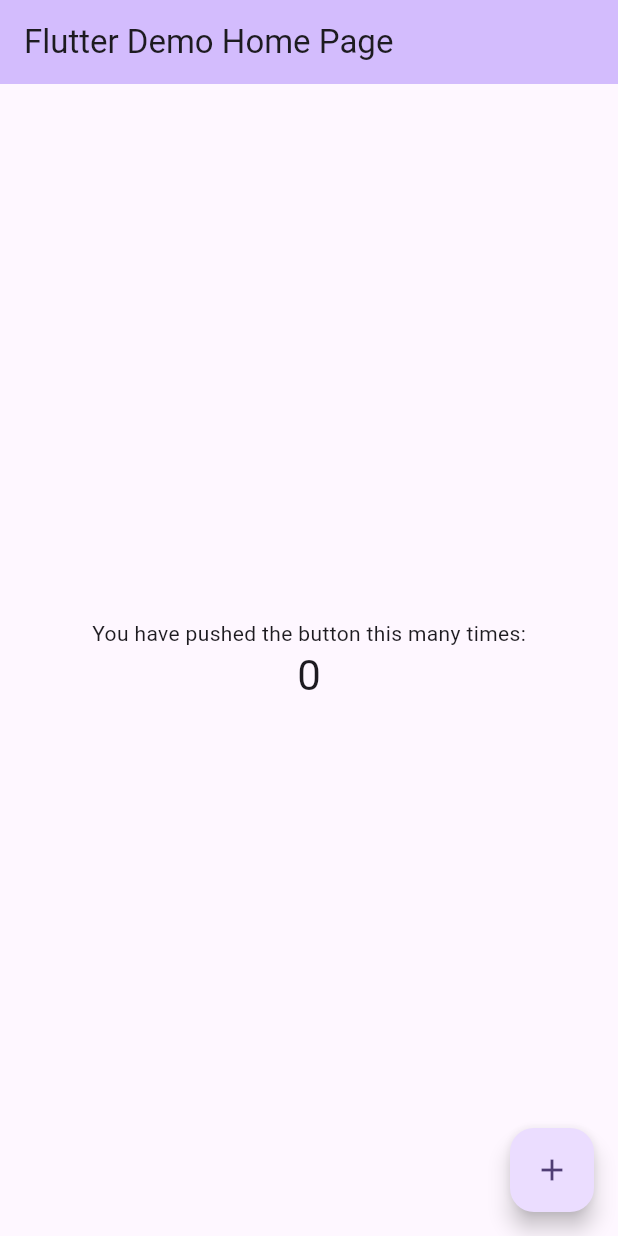
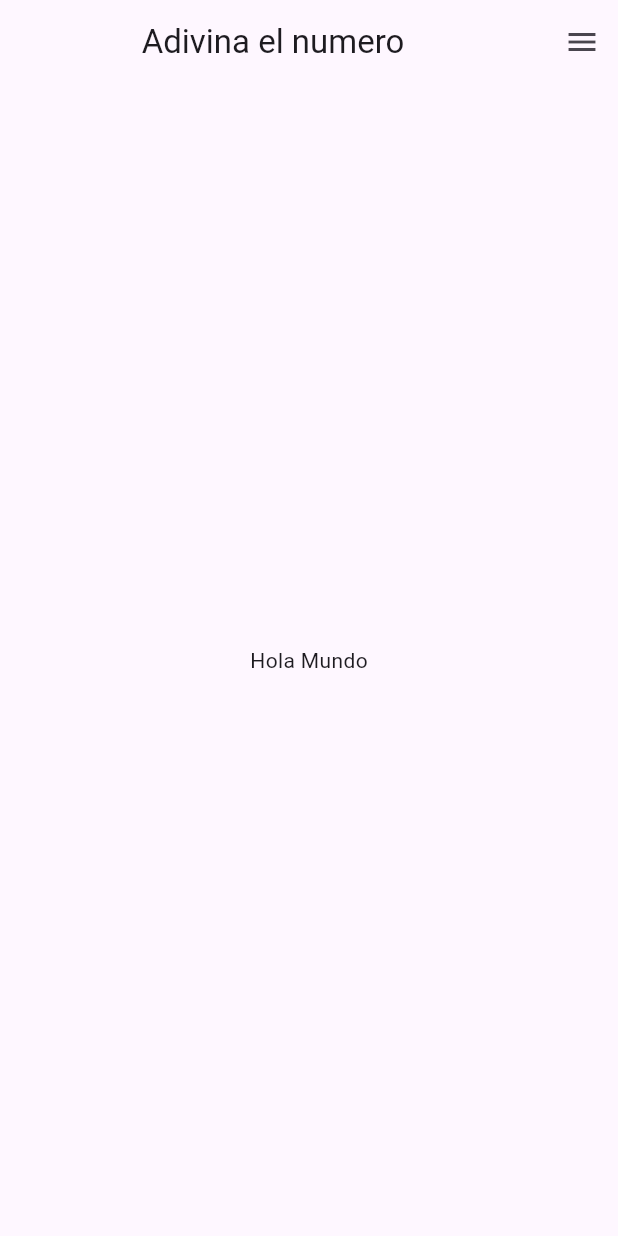
Before and after one commit to jean02dev/AdivinaElNumeroDesafio, a Flutter app: the screen it shows after launch, on a phone screen of 412 x 824 dp. Run offline on Flutter 3.47's test engine with Material 3 defaults, Android fonts, the light colour scheme and no system bars.

Commit message:
agregar vista inicial del juego

```diff
--- a/lib/main.dart
+++ b/lib/main.dart
@@ -1,4 +1,5 @@
 import 'package:flutter/material.dart';
+import 'package:flutter_application_1/presentation/screens/home_screen.dart';
 
 void main() {
   runApp(const MyApp());
@@ -7,119 +8,15 @@
 class MyApp extends StatelessWidget {
   const MyApp({super.key});
 
-  // This widget is the root of your application.
   @override
   Widget build(BuildContext context) {
     return MaterialApp(
-      title: 'Flutter Demo',
+      title: 'Adivina el numero ',
       theme: ThemeData(
-        // This is the theme of your application.
-        //
-        // TRY THIS: Try running your application with "flutter run". You'll see
-        // the application has a purple toolbar. Then, without quitting the app,
-        // try changing the seedColor in the colorScheme below to Colors.green
-        // and then invoke "hot reload" (save your changes or press the "hot
-        // reload" button in a Flutter-supported IDE, or press "r" if you used
-        // the command line to start the app).
-        //
-        // Notice that the counter didn't reset back to zero; the application
-        // state is not lost during the reload. To reset the state, use hot
-        // restart instead.
-        //
-        // This works for code too, not just values: Most code changes can be
-        // tested with just a hot reload.
         colorScheme: ColorScheme.fromSeed(seedColor: Colors.deepPurple),
         useMaterial3: true,
       ),
-      home: const MyHomePage(title: 'Flutter Demo Home Page'),
+      home: const HomeScreen(),
     );
   }
 }
-
-class MyHomePage extends StatefulWidget {
-  const MyHomePage({super.key, required this.title});
-
-  // This widget is the home page of your application. It is stateful, meaning
-  // that it has a State object (defined below) that contains fields that affect
-  // how it looks.
-
-  // This class is the configuration for the state. It holds the values (in this
-  // case the title) provided by the parent (in this case the App widget) and
-  // used by the build method of the State. Fields in a Widget subclass are
-  // always marked "final".
-
-  final String title;
-
-  @override
-  State<MyHomePage> createState() => _MyHomePageState();
-}
-
-class _MyHomePageState extends State<MyHomePage> {
-  int _counter = 0;
-
-  void _incrementCounter() {
-    setState(() {
-      // This call to setState tells the Flutter framework that something has
-      // changed in this State, which causes it to rerun the build method below
-      // so that the display can reflect the updated values. If we changed
-      // _counter without calling setState(), then the build method would not be
-      // called again, and so nothing would appear to happen.
-      _counter++;
-    });
-  }
-
-  @override
-  Widget build(BuildContext context) {
-    // This method is rerun every time setState is called, for instance as done
-    // by the _incrementCounter method above.
-    //
-    // The Flutter framework has been optimized to make rerunning build methods
-    // fast, so that you can just rebuild anything that needs updating rather
-    // than having to individually change instances of widgets.
-    return Scaffold(
-      appBar: AppBar(
-        // TRY THIS: Try changing the color here to a specific color (to
-        // Colors.amber, perhaps?) and trigger a hot reload to see the AppBar
-        // change color while the other colors stay the same.
-        backgroundColor: Theme.of(context).colorScheme.inversePrimary,
-        // Here we take the value from the MyHomePage object that was created by
-        // the App.build method, and use it to set our appbar title.
-        title: Text(widget.title),
-      ),
-      body: Center(
-        // Center is a layout widget. It takes a single child and positions it
-        // in the middle of the parent.
-        child: Column(
-          // Column is also a layout widget. It takes a list of children and
-          // arranges them vertically. By default, it sizes itself to fit its
-          // children horizontally, and tries to be as tall as its parent.
-          //
-          // Column has various properties to control how it sizes itself and
-          // how it positions its children. Here we use mainAxisAlignment to
-          // center the children vertically; the main axis here is the vertical
-          // axis because Columns are vertical (the cross axis would be
-          // horizontal).
-          //
-          // TRY THIS: Invoke "debug painting" (choose the "Toggle Debug Paint"
-          // action in the IDE, or press "p" in the console), to see the
-          // wireframe for each widget.
-          mainAxisAlignment: MainAxisAlignment.center,
-          children: <Widget>[
-            const Text(
-              'You have pushed the button this many times:',
-            ),
-            Text(
-              '$_counter',
-              style: Theme.of(context).textTheme.headlineMedium,
-            ),
-          ],
-        ),
-      ),
-      floatingActionButton: FloatingActionButton(
-        onPressed: _incrementCounter,
-        tooltip: 'Increment',
-        child: const Icon(Icons.add),
-      ), // This trailing comma makes auto-formatting nicer for build methods.
-    );
-  }
-}
--- /dev/null
+++ b/lib/presentation/screens/game_screen.dart
@@ -0,0 +1,18 @@
+import 'package:flutter/material.dart';
+
+class GameScreen extends StatelessWidget {
+  const GameScreen({super.key});
+
+  @override
+  Widget build(BuildContext context) {
+    return const Column(
+      children: [
+        Expanded(
+          child: Center(
+            child: Text('Hola Mundo'),
+          ),
+        )
+      ],
+    );
+  }
+}
--- /dev/null
+++ b/lib/presentation/screens/home_screen.dart
@@ -0,0 +1,22 @@
+import 'package:flutter/material.dart';
+import 'package:flutter_application_1/presentation/screens/game_screen.dart';
+
+class HomeScreen extends StatelessWidget {
+  const HomeScreen({super.key});
+
+  @override
+  Widget build(BuildContext context) {
+    return Scaffold(
+      appBar: AppBar(
+        title: const Center(child: Text('Adivina el numero')),
+        actions: [
+          IconButton(
+            icon: const Icon(Icons.menu),
+            onPressed: () {},
+          )
+        ],
+      ),
+      body: const GameScreen(),
+    );
+  }
+}
```
Also changed, not shown: pubspec.yaml (+4 -12 lines), pubspec.lock, 2 other files.
